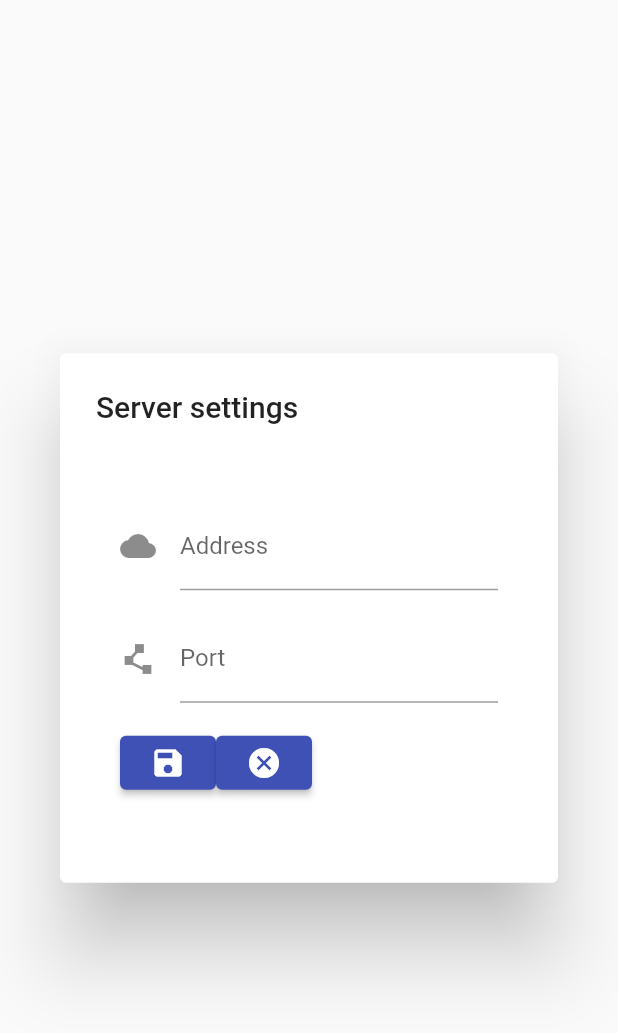
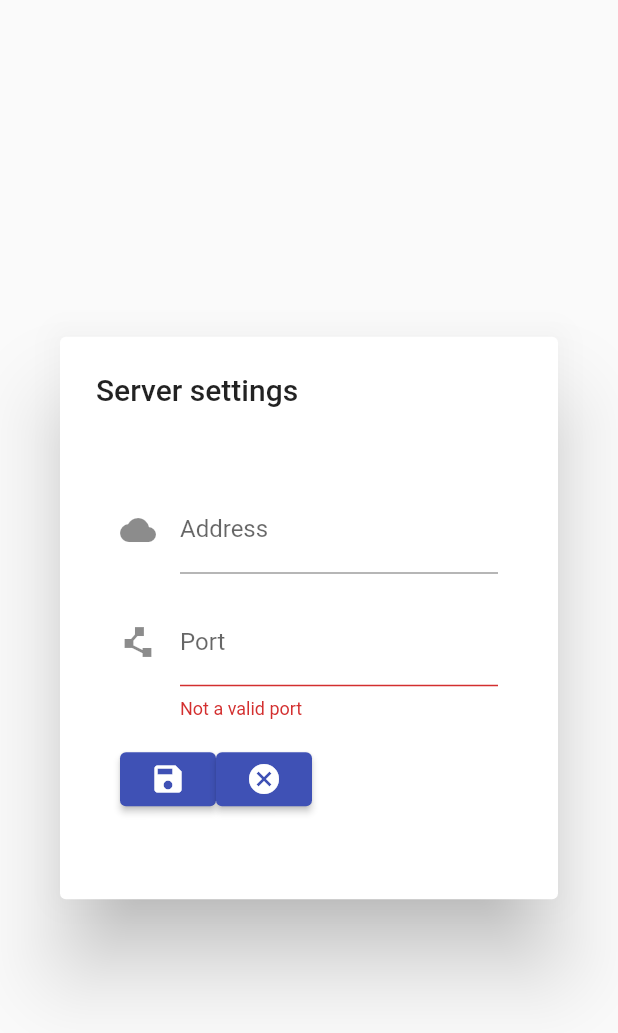
Before and after one commit to RenatoExpert/shuei-client, a Flutter app: the ServerDialog widget shown alone on an empty page, opened directly, after a tap on the "save" icon, on a phone screen of 412 x 824 dp. Shown: the top 1033 px of the screen. Run offline on Flutter 3.47's test engine with Material 2 defaults, Android fonts, the phone set to English and light mode, and no system bars.

Commit message:
47 fix server dialog do not change settings (#48)
* let address, host, main_socket and states on a separated global file

* host and port are variables, not final!

* reconnect after submit new config

```diff
--- a/lib/builder.dart
+++ b/lib/builder.dart
@@ -4,12 +4,8 @@ import 'dart:typed_data';
 import 'dart:convert';
 import 'dart:async';
 import 'devicedisplay.dart';
+import 'headers.dart';
 
-Map<String, dynamic> serversheet = { "type": "client" };
-Map<String, dynamic> current_states = {};
-final host = 'shuei.shogunautomacao.com.br';
-final port = 2000;
-var main_socket;
 StreamController<dynamic> main_stream = StreamController.broadcast();
 
 connect () async {
--- /dev/null
+++ b/lib/headers.dart
@@ -0,0 +1,5 @@
+String host = 'shuei.shogunautomacao.com.br';
+int port = 2000;
+Map<String, dynamic> serversheet = { "type": "client" };
+Map<String, dynamic> current_states = {};
+var main_socket;
--- a/lib/main.dart
+++ b/lib/main.dart
@@ -2,6 +2,7 @@ import 'package:flutter/material.dart';
 import 'builder.dart';
 import 'serverdialog.dart';
 import 'dart:async';
+import 'headers.dart';
 
 void main() {
 	runApp(const MyApp());
--- a/lib/serverdialog.dart
+++ b/lib/serverdialog.dart
@@ -1,11 +1,12 @@
 import 'package:flutter/material.dart';
+import 'headers.dart';
+
+final portRegex = RegExp(r"^[0-9]+$");
 
 class ServerDialog extends StatefulWidget {
 	const ServerDialog({super.key});
 	@override
-	ServerDialogState createState() {
-		return ServerDialogState();
-	}
+	ServerDialogState createState() => ServerDialogState();
 }
 
 class ServerDialogState extends State<ServerDialog> {
@@ -33,10 +34,11 @@ class ServerDialogState extends State<ServerDialog> {
 													labelText: 'Address',
 												),
 												onSaved: (String? value) {
-													print('Saving... ${value}');
+													print('Saving address... ${value}');
+													host = value!=null ? value : host;
 												},
 												validator: (String? value) {
-													return (value!=Null && value == '#') ? 'Do not use the char "#"!' : null;
+													return (value==null) ? 'Cannot be empty!' : null;
 												},
 											),
 									),
@@ -49,10 +51,15 @@ class ServerDialogState extends State<ServerDialog> {
 												labelText: 'Port',
 											),
 											onSaved: (String? value) {
-												print('Saving... ${value}');
+												print('Saving port... ${value}');
+												port = value!=null ? int.parse(value) : port;
 											},
 											validator: (String? value) {
-												return (value!=Null && value == '#') ? 'Do not use the char "#"!' : null;
+												if (value!=null && portRegex.hasMatch(value)) {
+													return null;
+												} else {
+													return 'Not a valid port';
+												}
 											},
 										),
 									),
@@ -63,7 +70,9 @@ class ServerDialogState extends State<ServerDialog> {
 												ElevatedButton (
 													onPressed: () {
 														if (_formKey.currentState!.validate()) {
-															print('heeey');
+															_formKey.currentState!.save();
+															main_socket.close();
+															Navigator.pop(context, 'Cancel');
 														};
 													},
 													child: Icon(Icons.save),
```
